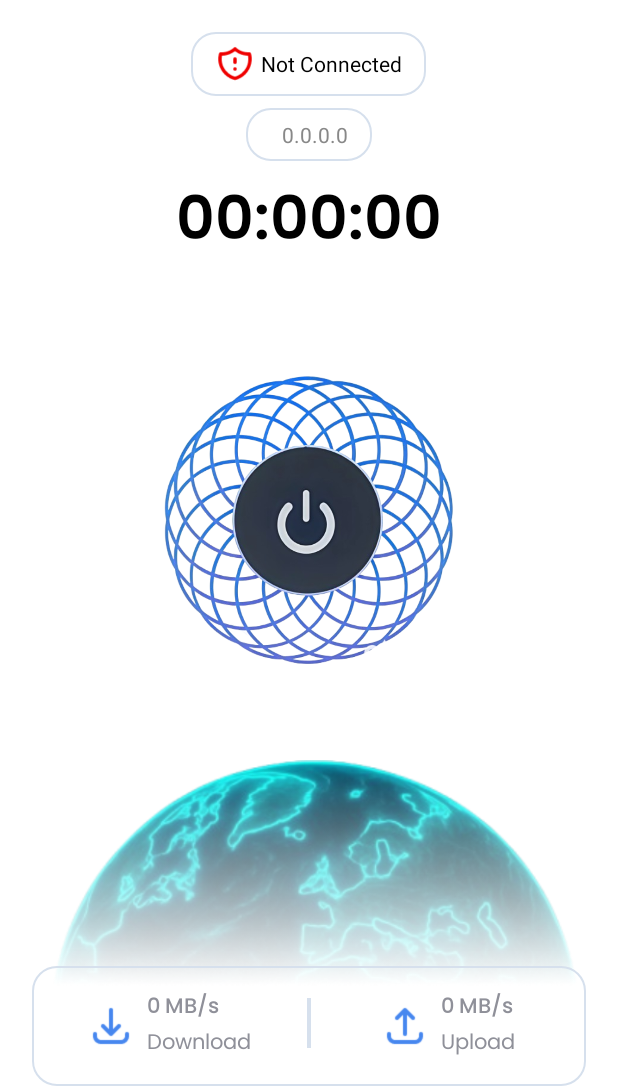
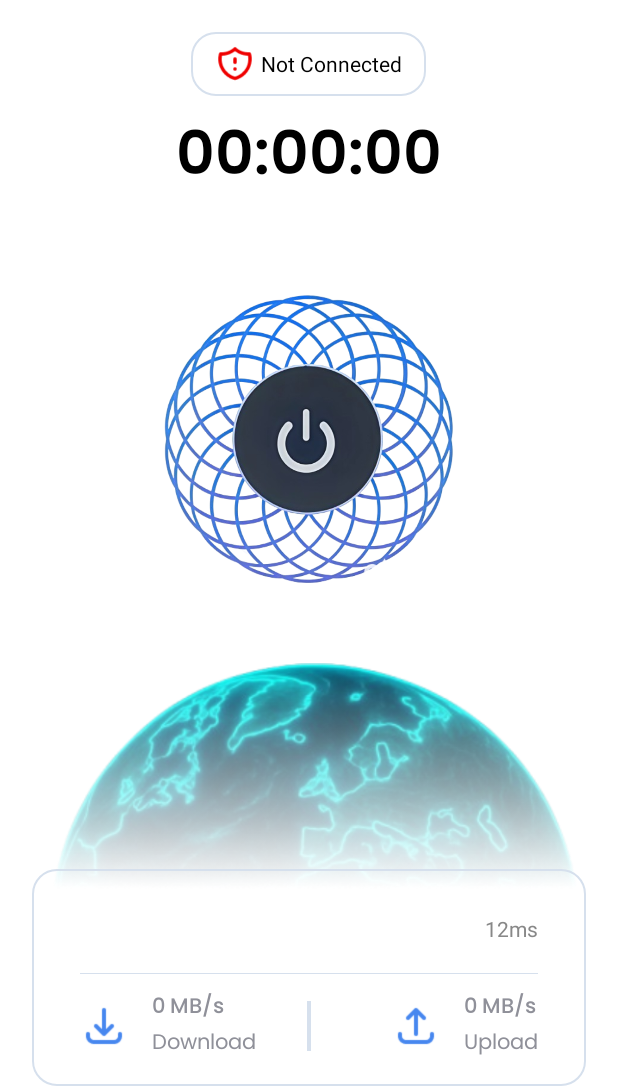
Before and after one commit to leostelon/sheeld-android, an Android app: the screen it shows after launch (MainActivity), on a phone screen of 412 x 824 dp, the part 150-1236 px from its top. Run offline under Robolectric (Android 15) with nearby library versions, the phone set to English and light mode, and no system bars.

Commit message:
chore: support for latency

```diff
--- a/app/build.gradle
+++ b/app/build.gradle
@@ -38,6 +38,7 @@ dependencies {
     implementation 'com.squareup.okhttp3:okhttp:4.12.0'
     implementation 'com.squareup.retrofit2:retrofit:2.9.0'
     implementation 'com.squareup.retrofit2:converter-gson:2.9.0'
+    implementation 'io.socket:socket.io-client:2.0.1'
 
     implementation libs.appcompat
     implementation libs.material
--- a/app/src/main/java/xyz/sheeld/app/DataUpdateListener.java
+++ b/app/src/main/java/xyz/sheeld/app/DataUpdateListener.java
@@ -2,4 +2,5 @@ package xyz.sheeld.app;
 
 public interface DataUpdateListener {
     void onDataUpdated(long[] stats, long timeConsumed);
+    void onLatencyUpdated(int latency);
 }
--- a/app/src/main/java/xyz/sheeld/app/MainActivity.java
+++ b/app/src/main/java/xyz/sheeld/app/MainActivity.java
@@ -25,6 +25,7 @@ import androidx.activity.EdgeToEdge;
 import androidx.appcompat.app.AppCompatActivity;
 import androidx.core.view.ViewCompat;
 
+import java.net.Socket;
 import java.util.List;
 
 import xyz.sheeld.app.api.controllers.ClientController;
@@ -37,17 +38,17 @@ public class MainActivity extends AppCompatActivity implements DataUpdateListene
     private TextView statusUploadSpeed;
     private TextView statusDownloadSpeed;
     private TextView startButtonTitle;
-    private TextView countryStatusIP;
     private ImageView connectedStatusIcon;
-    private TextView countryStatusTitle;
     private TextView timer;
     private static final int REQUEST_VPN_PERMISSION = 0x0F;
     private Preferences prefs;
     private static long[] oldStats = new long[]{0L, 0L, 0L, 0L};
-    private static long timeConsumed = 0;
     private final NetworkController networkController = new NetworkController();
     private final ClientController clientController = new ClientController();
     private Node node;
+    private TextView statusCountryIp;
+    private TextView statusDownloadCountry;
+    private TextView latency;
 
     // Animation Components
     private View connectButtonWaveView;
@@ -126,27 +127,6 @@ public class MainActivity extends AppCompatActivity implements DataUpdateListene
         startButtonTitle.setText("Connected");
         startButtonTitle.setTextColor(Color.BLACK);
 
-        // Country Status
-        LinearLayout countryStatusButton = new LinearLayout(context);
-        linearLayout.addView(countryStatusButton, LayoutHelper.createLinear(LayoutHelper.WRAP_CONTENT, LayoutHelper.WRAP_CONTENT, Gravity.CENTER, 0, 0, 0, 12));
-        countryStatusButton.setPadding(24,12, 24, 12);
-
-        GradientDrawable countryStatusBackground = new GradientDrawable();
-        countryStatusBackground.setCornerRadius(24);
-        countryStatusBackground.setStroke(2, getResources().getColor(R.color.border));
-        countryStatusButton.setBackground(countryStatusBackground);
-
-        countryStatusTitle = new TextView(context);
-        countryStatusButton.addView(countryStatusTitle, LayoutHelper.createLinear(LayoutHelper.WRAP_CONTENT, LayoutHelper.WRAP_CONTENT, 0, 0, 12, 0));
-        countryStatusTitle.setGravity(Gravity.CENTER);
-        countryStatusTitle.setTextColor(Color.BLACK);
-
-        countryStatusIP = new TextView(context);
-        countryStatusButton.addView(countryStatusIP, LayoutHelper.createLinear(LayoutHelper.WRAP_CONTENT, LayoutHelper.MATCH_PARENT));
-        countryStatusIP.setGravity(Gravity.CENTER);
-        countryStatusIP.setText("0.0.0.0");
-        countryStatusIP.setTextColor(Color.GRAY);
-
         // Timer
         timer = new TextView(context);
         linearLayout.addView(timer, LayoutHelper.createLinear(LayoutHelper.WRAP_CONTENT, LayoutHelper.WRAP_CONTENT, Gravity.CENTER, 0, 0, 0, 16));
@@ -197,21 +177,54 @@ public class MainActivity extends AppCompatActivity implements DataUpdateListene
         // Status Containers
         LinearLayout statusContainer = new LinearLayout(context);
         linearLayout.addView(statusContainer, LayoutHelper.createLinear(LayoutHelper.MATCH_PARENT, LayoutHelper.WRAP_CONTENT));
-        statusContainer.setOrientation(LinearLayout.HORIZONTAL);
-        statusContainer.setPadding(0, 24, 0, 24);
+        statusContainer.setOrientation(LinearLayout.VERTICAL);
+        statusContainer.setPadding(48, 24, 48, 24);
         GradientDrawable statusContainerBackground = new GradientDrawable();
         statusContainer.setBackground(statusContainerBackground);
         statusContainerBackground.setStroke(2, getResources().getColor(R.color.border));
         statusContainerBackground.setCornerRadius(24);
 
+        // Country Details Container
+        LinearLayout statusCountryStatsParent = new LinearLayout(context);
+        statusContainer.addView(statusCountryStatsParent, LayoutHelper.createLinear(LayoutHelper.MATCH_PARENT, LayoutHelper.WRAP_CONTENT, Gravity.CENTER));
+
+        LinearLayout statusCountryStats = new LinearLayout(context);
+        statusCountryStatsParent.addView(statusCountryStats, LayoutHelper.createLinear(LayoutHelper.MATCH_PARENT, LayoutHelper.WRAP_CONTENT, 1f, Gravity.CENTER));
+        statusCountryStats.setOrientation(LinearLayout.VERTICAL);
+
+        statusDownloadCountry = new TextView(context);
+        statusCountryStats.addView(statusDownloadCountry);
+        statusDownloadCountry.setTypeface(AndroidUtilities.getMediumTypeface(context));
+
+        statusCountryIp = new TextView(context);
+        statusCountryStats.addView(statusCountryIp);
+        statusCountryIp.setTypeface(AndroidUtilities.getRegularTypeface(context));
+
+        // Latency
+        latency = new TextView(context);
+        statusCountryStatsParent.addView(latency, LayoutHelper.createLinear(LayoutHelper.WRAP_CONTENT, LayoutHelper.MATCH_PARENT));
+        latency.setGravity(Gravity.CENTER);
+        latency.setText("12ms");
+        latency.setTextColor(Color.GRAY);
+
+        // Section Divider
+        View sectionDivider = new View(context);
+        sectionDivider.setBackgroundColor(getResources().getColor(R.color.border));
+        statusContainer.addView(sectionDivider, LayoutHelper.createLinear(LayoutHelper.MATCH_PARENT, 1,0, 8, 0, 16));
+
         // Download
+        LinearLayout statusBandwidthContainer = new LinearLayout(context);
+        statusContainer.addView(statusBandwidthContainer, LayoutHelper.createLinear(LayoutHelper.MATCH_PARENT, LayoutHelper.WRAP_CONTENT));
+        statusBandwidthContainer.setOrientation(LinearLayout.HORIZONTAL);
+        statusBandwidthContainer.setGravity(Gravity.CENTER);
+
         LinearLayout statusDownloadContainer = new LinearLayout(context);
-        statusContainer.addView(statusDownloadContainer, LayoutHelper.createLinear(LayoutHelper.MATCH_PARENT, LayoutHelper.WRAP_CONTENT, 1, 1));
+        statusBandwidthContainer.addView(statusDownloadContainer, LayoutHelper.createLinear(LayoutHelper.MATCH_PARENT, LayoutHelper.WRAP_CONTENT, 1, 1));
         statusDownloadContainer.setOrientation(LinearLayout.HORIZONTAL);
-        statusDownloadContainer.setGravity(Gravity.CENTER);
+        statusDownloadContainer.setGravity(Gravity.START | Gravity.CENTER_VERTICAL);
 
         ImageView statusDownloadIcon = new ImageView(context);
-        statusDownloadContainer.addView(statusDownloadIcon, LayoutHelper.createLinear(48, 48, 0, 0, 12, 0));
+        statusDownloadContainer.addView(statusDownloadIcon, LayoutHelper.createLinear(48, 48, 0, 0, 24, 0));
         statusDownloadIcon.setImageResource(R.drawable.download);
 
         LinearLayout statusDownloadStats = new LinearLayout(context);
@@ -231,20 +244,20 @@ public class MainActivity extends AppCompatActivity implements DataUpdateListene
         // Divider
         View divider = new View(context);
         divider.setBackgroundColor(getResources().getColor(R.color.border));
-        statusContainer.addView(divider, LayoutHelper.createLinear(4, 50,0, 8, 0, 8));
+        statusBandwidthContainer.addView(divider, LayoutHelper.createLinear(4, 50,0, 8, 0, 8));
 
         // Upload
         LinearLayout statusUploadContainer = new LinearLayout(context);
-        statusContainer.addView(statusUploadContainer, LayoutHelper.createLinear(LayoutHelper.MATCH_PARENT, LayoutHelper.WRAP_CONTENT, 1, 1));
+        statusBandwidthContainer.addView(statusUploadContainer, LayoutHelper.createLinear(LayoutHelper.MATCH_PARENT, LayoutHelper.WRAP_CONTENT, 1, 1));
         statusUploadContainer.setOrientation(LinearLayout.HORIZONTAL);
-        statusUploadContainer.setGravity(Gravity.CENTER);
+        statusUploadContainer.setGravity(Gravity.END | Gravity.CENTER_VERTICAL);
 
         ImageView statusUploadIcon = new ImageView(context);
-        statusUploadContainer.addView(statusUploadIcon, LayoutHelper.createLinear(48, 48, 0, 0, 12, 0));
+        statusUploadContainer.addView(statusUploadIcon, LayoutHelper.createLinear(48, 48));
         statusUploadIcon.setImageResource(R.drawable.upload);
 
         LinearLayout statusUploadStats = new LinearLayout(context);
-        statusUploadContainer.addView(statusUploadStats);
+        statusUploadContainer.addView(statusUploadStats, LayoutHelper.createLinear(LayoutHelper.WRAP_CONTENT, LayoutHelper.WRAP_CONTENT, 24, 0, 0, 0));
         statusUploadStats.setOrientation(LinearLayout.VERTICAL);
 
         statusUploadSpeed = new TextView(context);
@@ -360,7 +373,6 @@ public class MainActivity extends AppCompatActivity implements DataUpdateListene
         String downloadSpeed = formatBytes(stats[3] - oldStats[3]);
         String uploadSpeed = formatBytes(stats[1] - oldStats[1]);
         oldStats = stats;
-        timeConsumed = time;
 
         if (!isFinishing() && !isDestroyed()) {
         runOnUiThread(() -> {
@@ -368,6 +380,16 @@ public class MainActivity extends AppCompatActivity implements DataUpdateListene
             statusDownloadSpeed.setText(downloadSpeed);
             statusUploadSpeed.setText(uploadSpeed);
         });
+        }
+    }
+
+    @Override
+    public void onLatencyUpdated(int l) {
+        if (!isFinishing() && !isDestroyed()) {
+            runOnUiThread(() -> {
+                String formattedLatency = l + "ms";
+                latency.setText(formattedLatency);
+            });
         }
     }
 
@@ -421,8 +443,9 @@ public class MainActivity extends AppCompatActivity implements DataUpdateListene
     }
 
     private void updateCurrentNodeUI(Node node) {
-        countryStatusTitle.setText(node.location);
-        countryStatusIP.setText(node.ip);
+        Log.d("Country", String.valueOf(node.location));
+        statusCountryIp.setText(Util.removeIpSchemes(node.ip));
+        statusDownloadCountry.setText("India");
     }
 
     private void getNearestNode(String ip, int networkPort) {
@@ -454,7 +477,7 @@ public class MainActivity extends AppCompatActivity implements DataUpdateListene
         Dialog dialog = new Dialog(context);
         ProgressBar progressBar = new ProgressBar(context);
 
-        String nodeApiUrl = Util.parseNodeAPIURL(nearestNodeIp, nearestNodeNetworkPort+1);
+        String nodeApiUrl = Util.parseNodeAPIURL(nearestNodeIp, nearestNodeNetworkPort + 1);
         String sol_address = prefs.getSocksUsername();
         clientController.joinClient(nodeApiUrl, targetNodeIp, targetNodeNetworkPort, sol_address, new DataCallbackInterface<Boolean>() {
             @Override
@@ -468,6 +491,7 @@ public class MainActivity extends AppCompatActivity implements DataUpdateListene
                     stopVPN();
                     // Then start the vpn
                     startVPN(context);
+                    SocketClient.getInstance().connectToServer(Util.removeIpSchemes(nearestNodeIp), nearestNodeNetworkPort + 1);
                 }
             }
 
--- a/app/src/main/java/xyz/sheeld/app/TProxyService.java
+++ b/app/src/main/java/xyz/sheeld/app/TProxyService.java
@@ -171,6 +171,7 @@ public class TProxyService extends VpnService {
         timeConsumed = 0;
         DataManager.getInstance().setData(new long[]{0L, 0L, 0L, 0L}, timeConsumed);
         timer.cancel();
+        SocketClient.getInstance().disconnect();
 //        System.exit(0);
     }
 
--- a/app/src/main/java/xyz/sheeld/app/Util.java
+++ b/app/src/main/java/xyz/sheeld/app/Util.java
@@ -2,11 +2,11 @@ package xyz.sheeld.app;
 
 public class Util {
     public static String parseNodeAPIURL(String ip, int port) {
-        String parsedIp = removeIpSchemes(ip);
+        String parsedIp = ip.startsWith("http://") || ip.startsWith("https://") ? ip : "http://" + ip;
         return parsedIp + ":" + port;
     }
 
     public static String removeIpSchemes(String ip) {
-        return ip.startsWith("http://") || ip.startsWith("https://") ? ip : "http://" + ip;
+        return ip.replace("http://", "").replace("https", "");
     }
 }
```
Also changed, not shown: app/src/main/java/xyz/sheeld/app/DataManager.java (+7 -2 lines), app/src/main/java/xyz/sheeld/app/SocketClient.java (added, +61 -0 lines).
